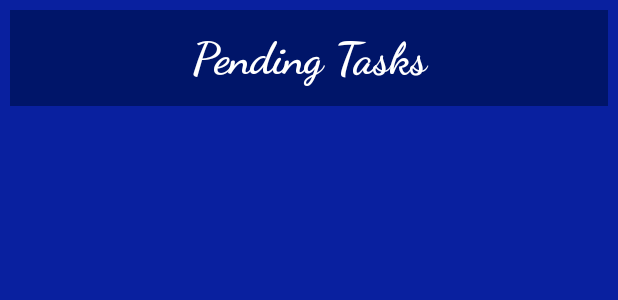
After one commit to kartik2112/TDList, an Android app: the layout widget_layout.xml on its own in the app's theme, with its tools: preview values and no code run, on a phone screen of 412 x 824 dp. The commit adds this screen. Shown: the top 300 px of the screen. Run offline under Robolectric (Android 15) with nearby library versions, the phone set to English and light mode, and no system bars.

Commit message:
Basic Widget Module Completed
Displays pending tasks in alphabetical order

```diff
--- a/app/src/main/res/layout/task_list_row_item.xml
+++ b/app/src/main/res/layout/task_list_row_item.xml
@@ -17,7 +17,7 @@
         android:text="Lorem Ipsum Doler"
         android:textColor="@android:color/background_light"
         android:layout_width="match_parent"
-        android:layout_height="40dp"
+        android:layout_height="wrap_content"
         android:textSize="15sp"
         android:gravity="center_vertical"
         android:layout_marginRight="20dp"/>
--- /dev/null
+++ b/app/src/main/res/layout/widget_layout.xml
@@ -0,0 +1,26 @@
+<?xml version="1.0" encoding="utf-8"?>
+<RelativeLayout xmlns:android="http://schemas.android.com/apk/res/android"
+    android:orientation="vertical" android:layout_width="match_parent"
+    android:layout_height="match_parent"
+    android:padding="10px">
+        <TextView
+            android:id="@+id/headText"
+            android:textStyle="bold"
+            android:fontFamily="cursive"
+            android:padding="20px"
+            android:layout_width="match_parent"
+            android:layout_height="wrap_content"
+            android:text="Pending Tasks"
+            android:textSize="30sp"
+            android:gravity="center_horizontal"
+            android:textColor="@android:color/background_light"
+            android:background="@color/colorPrimaryDark"/>
+        <ListView
+            android:layout_below="@id/headText"
+            android:background="@color/colorPrimaryDarkAlpha"
+            android:id="@+id/MainListView"
+            android:layout_width="match_parent"
+            android:layout_height="wrap_content"
+            android:layout_marginRight="7dp"
+            android:layout_marginLeft="7dp"></ListView>
+</RelativeLayout>
```
Also changed, not shown: app/src/main/AndroidManifest.xml (+17 -0 lines), app/src/main/java/com/sk/tdlist/DBHandle.java (added, +20 -0 lines), app/src/main/java/com/sk/tdlist/MainActivity.java (+2 -30 lines), app/src/main/java/com/sk/tdlist/TaskViewActivity.java (added, +23 -0 lines), app/src/main/java/com/sk/tdlist/TaskViewsFactory.java (added, +103 -0 lines), app/src/main/java/com/sk/tdlist/WidgetHandler.java (added, +94 -0 lines), app/src/main/java/com/sk/tdlist/WidgetService.java (added, +16 -0 lines), app/src/main/res/layout/widget_tasklist_row.xml (added, +12 -0 lines), app/src/main/res/xml/appwidget_info.xml (added, +11 -0 lines), app/src/main/res/drawable/widget_preview.PNG (added).
